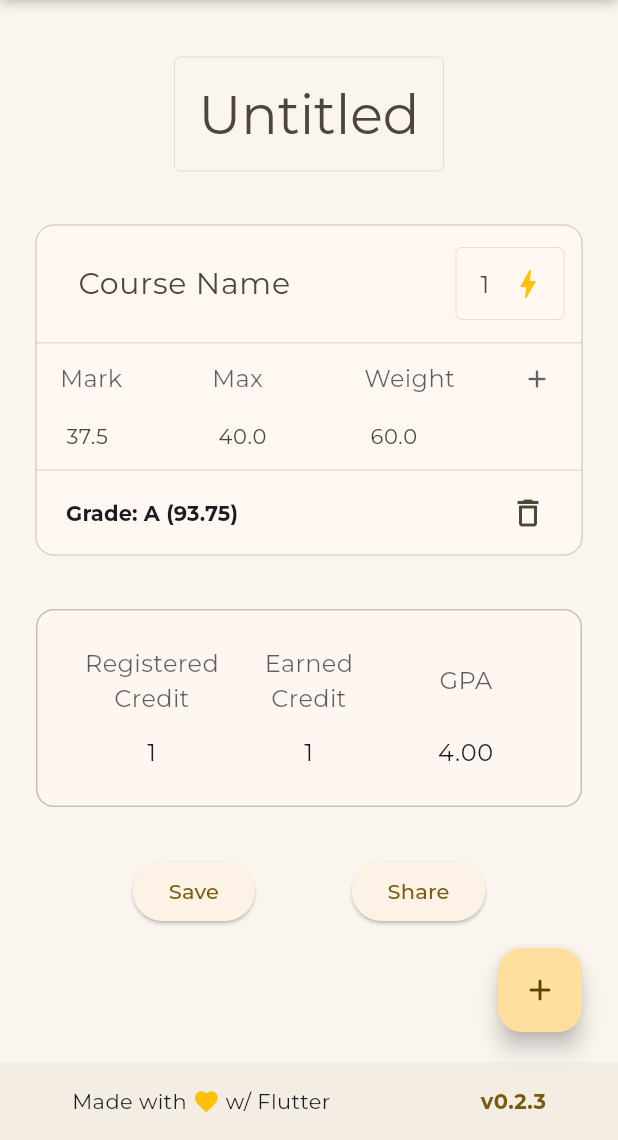
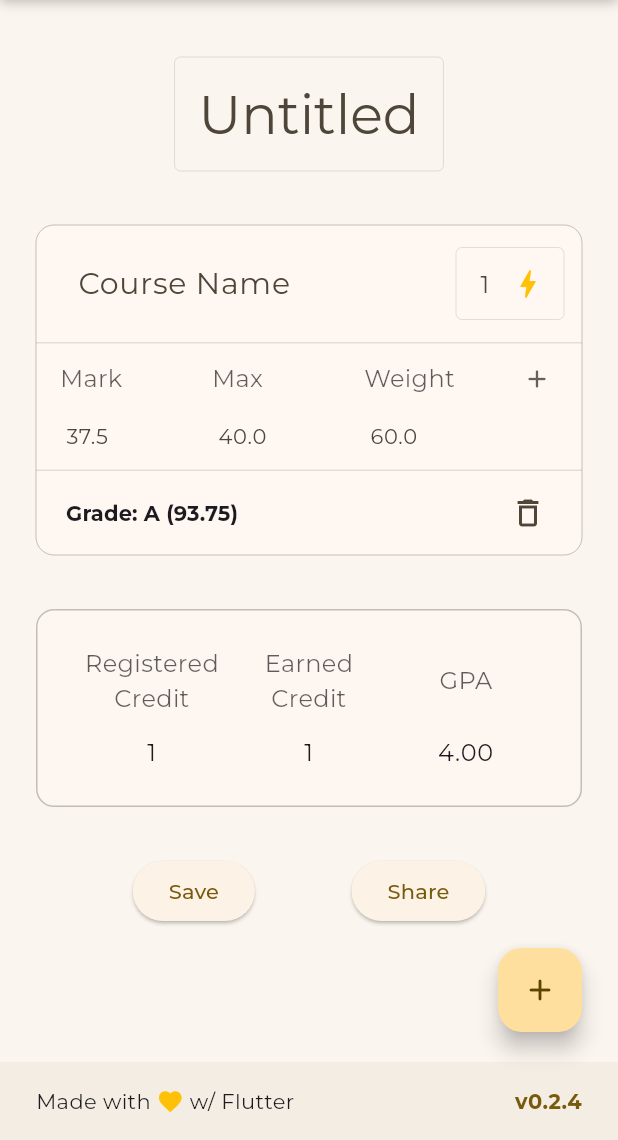
Before and after one commit to aminbadh/tbs_grade_calculator, a Flutter app: the screen it shows after launch, on a phone screen of 412 x 824 dp, the part 96-1236 px from its top. Run offline on Flutter 3.47's test engine with Material 3 defaults, Android fonts, the phone set to English and light mode, and no system bars; our stand-ins replace google_fonts, package_info_plus, shared_preferences.

Commit message:
Improve Footer Layout

```diff
--- a/lib/components/footer.dart
+++ b/lib/components/footer.dart
@@ -1,5 +1,6 @@
 import 'package:flutter/material.dart';
 import 'package:package_info_plus/package_info_plus.dart';
+import 'package:tbs_grade_calculator/components/course_card.dart';
 import 'package:url_launcher/url_launcher.dart';
 
 class Footer extends StatelessWidget {
@@ -14,17 +15,18 @@ class Footer extends StatelessWidget {
   Widget build(BuildContext context) {
     final theme = Theme.of(context);
 
-    return Container(
-      color: theme.colorScheme.primary.withOpacity(0.05),
-      child: Padding(
-        padding: const EdgeInsets.symmetric(
+    return LayoutBuilder(builder: (context, constraints) {
+      return Container(
+        color: theme.colorScheme.primary.withOpacity(0.05),
+        padding: EdgeInsets.symmetric(
           vertical: 16,
-          horizontal: 48,
+          horizontal: constraints.maxWidth > CourseCard.width ? 36 : 24,
         ),
         child: Row(
           mainAxisAlignment: MainAxisAlignment.spaceBetween,
           children: [
             Row(
+              mainAxisSize: MainAxisSize.min,
               children: [
                 const Text('Made with '),
                 const Icon(
@@ -38,8 +40,8 @@ class Footer extends StatelessWidget {
             const FooterVersion(),
           ],
         ),
-      ),
-    );
+      );
+    });
   }
 }
 
--- a/pubspec.yaml
+++ b/pubspec.yaml
@@ -1,7 +1,7 @@
 name: tbs_grade_calculator
 description: A new Flutter project.
 publish_to: 'none'
-version: 0.2.3
+version: 0.2.4
 
 environment:
   sdk: '>=3.2.3 <4.0.0'
```
